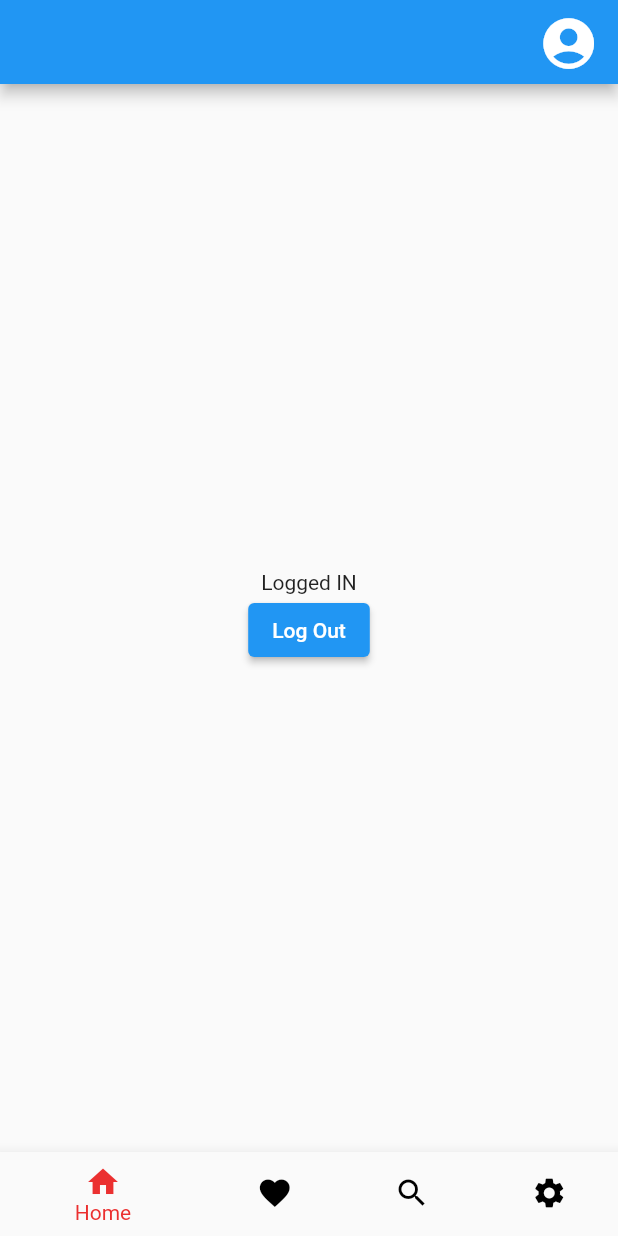
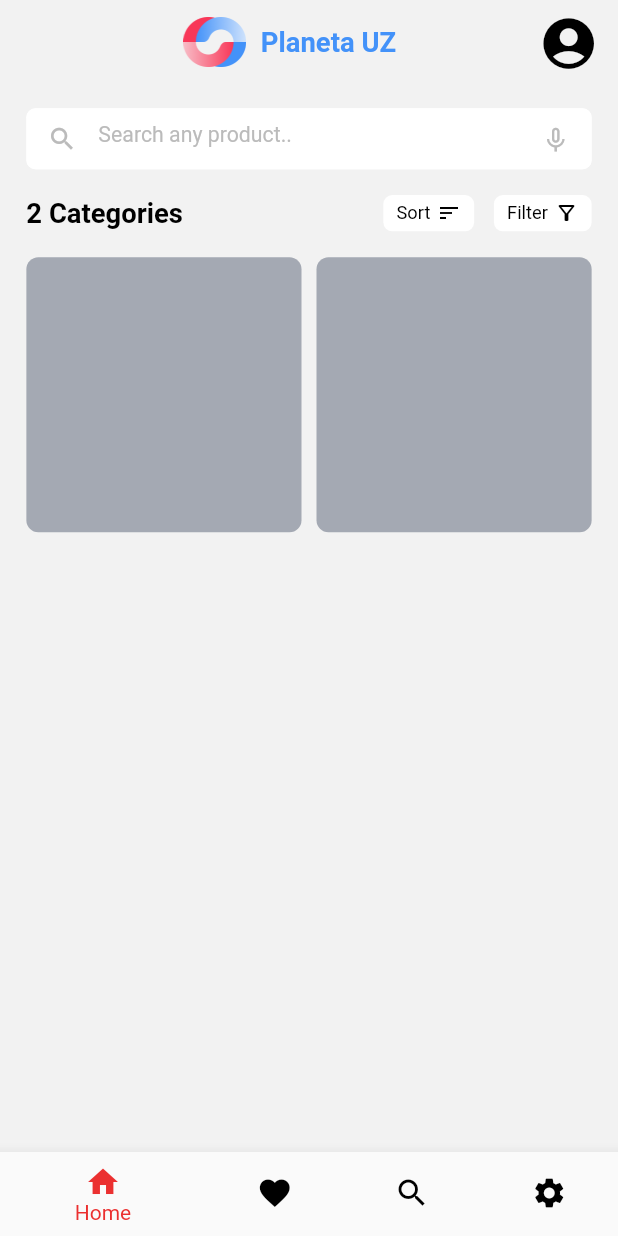
Before and after one commit to Sardorbee/planeta_uz, a Flutter app: the screen it shows once a user with an empty profile is signed in, on a phone screen of 412 x 824 dp. Run offline on Flutter 3.47's test engine with Material 2 defaults, Android fonts, the phone set to English and light mode, and no system bars; our stand-ins replace firebase_auth, firebase_core, flutter_screenutil, google_sign_in; accounts and stored records are empty; statements that could not run were skipped; project files that could hold a hidden picture were left out.

Commit message:
home screen

```diff
--- a/lib/ui/tab_box/home/home_page.dart
+++ b/lib/ui/tab_box/home/home_page.dart
@@ -2,7 +2,11 @@ import 'package:flutter/material.dart';
 import 'package:flutter_screenutil/flutter_screenutil.dart';
 import 'package:planeta_uz/provider/auth_provider/login_pro.dart';
 import 'package:planeta_uz/provider/profile_provider.dart';
+import 'package:planeta_uz/ui/tab_box/home/widgets/products_grid_view.dart';
+import 'package:planeta_uz/ui/tab_box/home/widgets/small_button.dart';
+import 'package:planeta_uz/ui/tab_box/home/widgets/text_field.dart';
 import 'package:planeta_uz/ui/tab_box/profile/profile_screen.dart';
+import 'package:planeta_uz/ui/utils/colors.dart';
 import 'package:provider/provider.dart';
 
 class HomeScreen extends StatelessWidget {
@@ -12,8 +16,28 @@ class HomeScreen extends StatelessWidget {
   Widget build(BuildContext context) {
     LoginProvider x = context.read<LoginProvider>();
     return Scaffold(
+      backgroundColor: const Color(0xFFF2F2F2),
       appBar: AppBar(
+        elevation: 0,
+        backgroundColor: const Color(0xFFF2F2F2),
         actions: [
+          Image.asset(
+            'assets/png/splash.png',
+            height: 31.h,
+            width: 38.w,
+          ),
+          SizedBox(width: 9.w),
+          Center(
+            child: Text(
+              'Planeta UZ',
+              style: TextStyle(
+                fontSize: 18.sp,
+                fontWeight: FontWeight.bold,
+                color: AppColors.c_4392F9,
+              ),
+            ),
+          ),
+          SizedBox(width: 79.w),
           IconButton(
             onPressed: () {
               Navigator.push(
@@ -21,12 +45,11 @@ class HomeScreen extends StatelessWidget {
                   MaterialPageRoute(
                       builder: (context) => const ProfileScreen()));
             },
-            icon:
-            context.read<ProfileProvider>().currentUser!.photoURL == null
-                ?
-                 Icon(
+            icon: context.read<ProfileProvider>().currentUser!.photoURL == null
+                ? Icon(
                     Icons.account_circle,
                     size: 40.h,
+                    color: Colors.black,
                   )
                 : CircleAvatar(
                     foregroundImage: NetworkImage(
@@ -35,34 +58,47 @@ class HomeScreen extends StatelessWidget {
                     ),
                   ),
           ),
-          SizedBox(
-            width: 12.w,
-          ),
+          SizedBox(width: 12.w),
         ],
       ),
-      body: Center(
-        child: Stack(
+      body: ListView(
+        physics: const BouncingScrollPhysics(),
+        padding: EdgeInsets.symmetric(horizontal: 16.w),
         children: [
-            Column(
-              mainAxisAlignment: MainAxisAlignment.center,
+          SizedBox(height: 16.h),
+          const MyTextField(),
+          SizedBox(height: 17.h),
+          Row(
             children: [
-                const Text('Logged IN'),
-                ElevatedButton(
-                    onPressed: () {
-                      context.read<LoginProvider>().logOut(context);
-                    },
-                    child: const Text('Log Out'))
+              Text(
+                '2 Categories',
+                style: TextStyle(
+                  color: AppColors.black,
+                  fontSize: 18.sp,
+                  fontWeight: FontWeight.w600,
+                ),
+              ),
+              const Spacer(),
+              SmallButton(text: 'Sort', iconData: Icons.sort),
+              SizedBox(width: 12.w),
+              SmallButton(text: 'Filter', iconData: Icons.filter_alt_outlined),
             ],
           ),
-            Visibility(
-              visible: x.isLoading,
-              child: const Center(
-                child: CircularProgressIndicator(),
+          SizedBox(height: 17.h),
+          SizedBox(
+            height: MediaQuery.of(context).size.height-108.h,
+            child: GridView.count(
+              crossAxisCount: 2,
+              crossAxisSpacing: 10,
+              mainAxisSpacing: 10,
+              children: [
+                ProductsGridView(),
+                ProductsGridView(),
+              ],
             ),
           ),
         ],
       ),
-      ),
     );
   }
 }
--- /dev/null
+++ b/lib/ui/tab_box/home/widgets/products_grid_view.dart
@@ -0,0 +1,21 @@
+import 'package:flutter/material.dart';
+
+// ignore: must_be_immutable
+class ProductsGridView extends StatelessWidget {
+  const ProductsGridView({super.key});
+
+  @override
+  Widget build(BuildContext context) {
+    return Container(
+      decoration: BoxDecoration(
+        borderRadius: BorderRadius.circular(8),
+        color: const Color(0xFFA4A9B3),
+      ),
+      child: Column(
+        children: [
+
+        ],
+      ),
+    );
+  }
+}
--- /dev/null
+++ b/lib/ui/tab_box/home/widgets/small_button.dart
@@ -0,0 +1,42 @@
+import 'package:flutter/material.dart';
+import 'package:flutter_screenutil/flutter_screenutil.dart';
+import 'package:planeta_uz/ui/utils/colors.dart';
+
+// ignore: must_be_immutable
+class SmallButton extends StatelessWidget {
+  SmallButton({super.key, required this.text, required this.iconData});
+
+  String text;
+  IconData iconData;
+
+  @override
+  Widget build(BuildContext context) {
+    return InkWell(
+      child: Container(
+        padding: EdgeInsets.symmetric(horizontal: 8.w,vertical: 4.h),
+        decoration: BoxDecoration(
+          borderRadius: BorderRadius.circular(6),
+          color:AppColors.white,
+        ),
+        child: Row(
+          children: [
+            Text(
+              text,
+              style: TextStyle(
+                color: AppColors.black,
+                fontWeight: FontWeight.w400,
+                fontSize: 12.sp,
+              ),
+            ),
+            SizedBox(width: 4.w),
+            Icon(
+              iconData,
+              size: 16,
+              color: AppColors.black,
+            ),
+          ],
+        ),
+      ),
+    );
+  }
+}
--- /dev/null
+++ b/lib/ui/tab_box/home/widgets/text_field.dart
@@ -0,0 +1,40 @@
+import 'package:flutter/material.dart';
+import 'package:flutter_screenutil/flutter_screenutil.dart';
+import 'package:planeta_uz/ui/utils/colors.dart';
+
+class MyTextField extends StatelessWidget {
+  const MyTextField({super.key});
+
+  @override
+  Widget build(BuildContext context) {
+    return SizedBox(
+      height: 40.h,
+      child: TextField(
+        decoration: InputDecoration(
+          filled: true,
+          fillColor: AppColors.white,
+          prefixIcon: Icon(Icons.search,color: AppColors.c_BBBBBB,size: 20,),
+          hintText: 'Search any product..',
+          hintStyle: TextStyle(
+            color: AppColors.c_BBBBBB,
+            fontWeight: FontWeight.w400,
+            fontSize: 14.sp,
+          ),
+          suffixIcon: Icon(Icons.keyboard_voice_outlined,color: AppColors.c_BBBBBB,size: 20,),
+          border: OutlineInputBorder(
+            borderRadius: BorderRadius.circular(6),
+            borderSide: BorderSide(
+              color: AppColors.white,
+            ),
+          ),
+          enabledBorder: OutlineInputBorder(
+            borderRadius: BorderRadius.circular(6),
+            borderSide: BorderSide(
+              color: AppColors.white,
+            ),
+          ),
+        ),
+      ),
+    );
+  }
+}
--- a/lib/ui/utils/colors.dart
+++ b/lib/ui/utils/colors.dart
@@ -6,10 +6,12 @@ class AppColors {
   static Color mainButtonColor = const Color(0xFFF83758);
   static Color c_13181F = const Color(0xFF13181F);
   static Color white = const Color(0xFFFFFFFF);
+  static Color black = const Color(0xFF000000);
   static Color c_0C1A30 = const Color(0xFF0C1A30);
 
   // Secondary
   static Color c_3A9B7A = const Color(0xFF3A9B7A);
+  static Color c_BBBBBB = const Color(0xFFBBBBBB);
   static Color c_C93545 = const Color(0xFFC93545);
   static Color c_FAFAFA = const Color(0xFFFAFAFA);
   static Color c_838589 = const Color(0xFF838589);
@@ -23,4 +25,5 @@ class AppColors {
 
   static Color c_273032 = const Color(0xFF273032);
   static Color c_162023= const Color(0xFF162023);
+  static Color c_4392F9= const Color(0xFF4392F9);
 }
```
Lines whose indentation alone changed are shown as unchanged.
